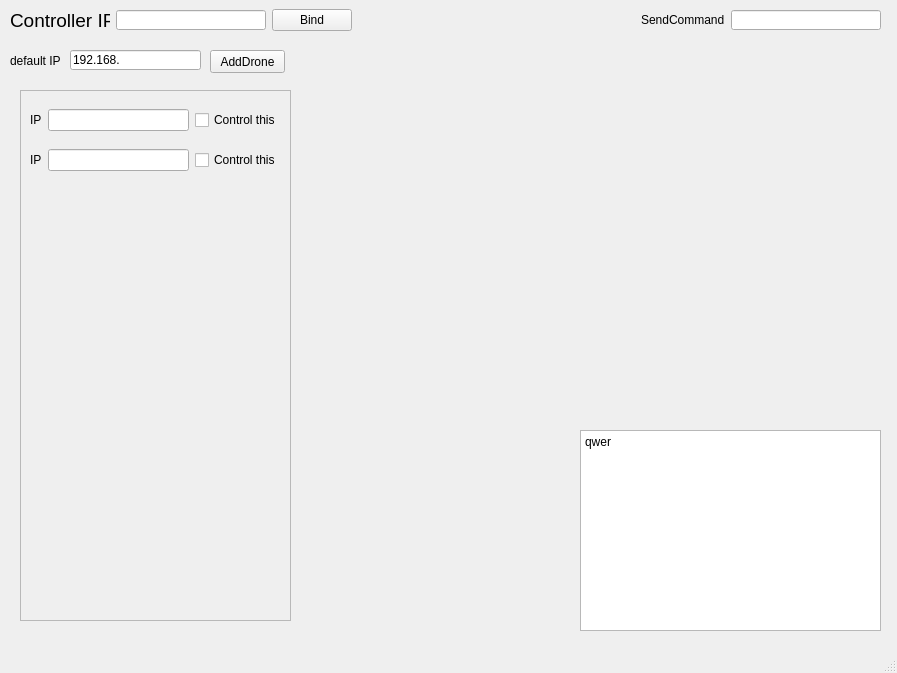
Old version of the form MultipleDroneController.ui in the repository thank4all/MultiDroneController.
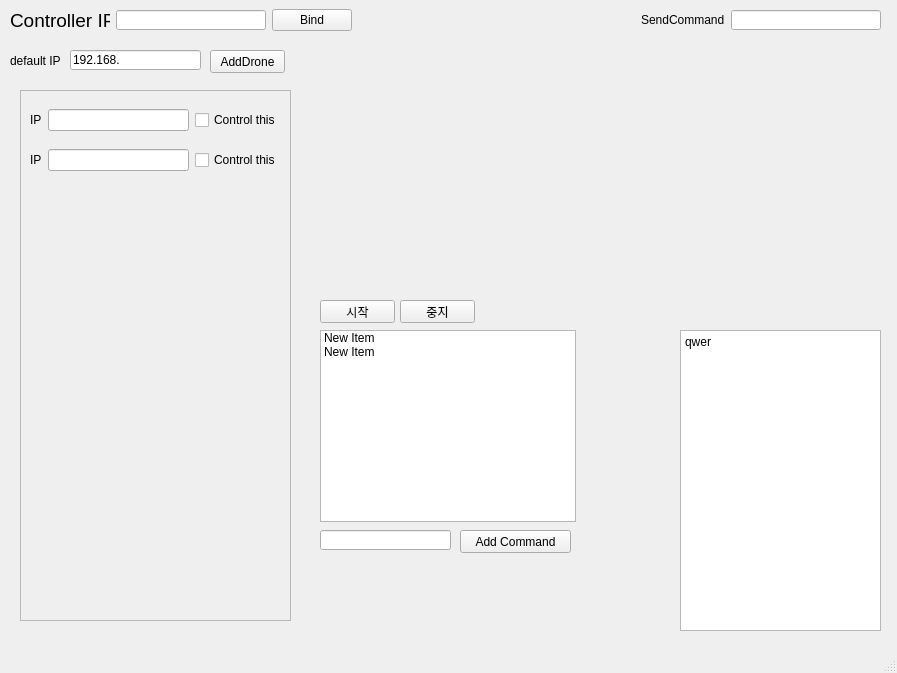
New version of the form.

Commit message: Add Order List

Patch:
```diff
--- a/MultipleDroneController.ui
+++ b/MultipleDroneController.ui
@@ -225,10 +225,10 @@
     </property>
     <property name="geometry">
      <rect>
-      <x>580</x>
-      <y>430</y>
-      <width>301</width>
-      <height>201</height>
+      <x>680</x>
+      <y>330</y>
+      <width>201</width>
+      <height>301</height>
      </rect>
     </property>
     <property name="readOnly">
@@ -366,6 +366,75 @@
      <string>default IP</string>
     </property>
    </widget>
+   <widget class="QPushButton" name="Qt_OrderStart">
+    <property name="geometry">
+     <rect>
+      <x>320</x>
+      <y>300</y>
+      <width>75</width>
+      <height>23</height>
+     </rect>
+    </property>
+    <property name="text">
+     <string>시작</string>
+    </property>
+   </widget>
+   <widget class="QListWidget" name="Qt_OrderList">
+    <property name="geometry">
+     <rect>
+      <x>320</x>
+      <y>330</y>
+      <width>256</width>
+      <height>192</height>
+     </rect>
+    </property>
+    <item>
+     <property name="text">
+      <string>New Item</string>
+     </property>
+    </item>
+    <item>
+     <property name="text">
+      <string>New Item</string>
+     </property>
+    </item>
+   </widget>
+   <widget class="QPushButton" name="Qt_OrderStop">
+    <property name="geometry">
+     <rect>
+      <x>400</x>
+      <y>300</y>
+      <width>75</width>
+      <height>23</height>
+     </rect>
+    </property>
+    <property name="text">
+     <string>중지</string>
+    </property>
+   </widget>
+   <widget class="QPushButton" name="Qt_AddOrder">
+    <property name="geometry">
+     <rect>
+      <x>460</x>
+      <y>530</y>
+      <width>111</width>
+      <height>23</height>
+     </rect>
+    </property>
+    <property name="text">
+     <string>Add Command</string>
+    </property>
+   </widget>
+   <widget class="QLineEdit" name="Qt_OrderInput">
+    <property name="geometry">
+     <rect>
+      <x>320</x>
+      <y>530</y>
+      <width>131</width>
+      <height>20</height>
+     </rect>
+    </property>
+   </widget>
   </widget>
   <widget class="QMenuBar" name="menubar">
    <property name="geometry">
```
The commit also changes 4 other files.
